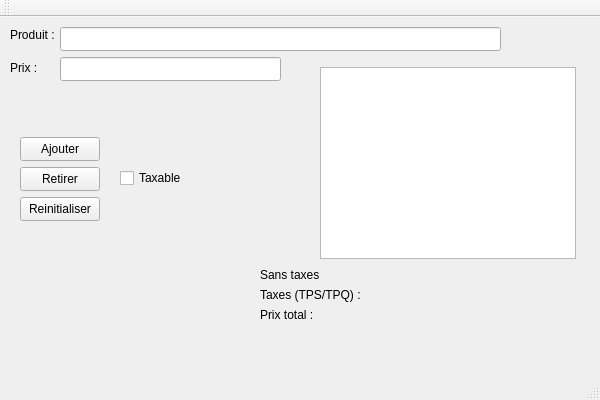
bryanTRX/TD6_1015_E24, file affichage.ui: the form before one commit.
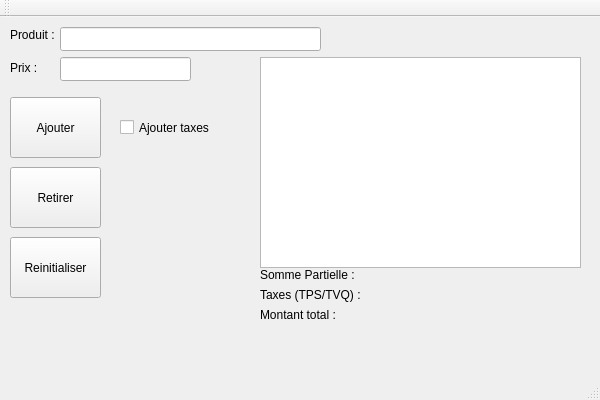
The form after the commit.

The edit to the form file:
```diff
--- a/affichage.ui
+++ b/affichage.ui
@@ -19,7 +19,7 @@
      <rect>
       <x>60</x>
       <y>10</y>
-      <width>441</width>
+      <width>261</width>
       <height>24</height>
      </rect>
     </property>
@@ -32,7 +32,7 @@
      <rect>
       <x>60</x>
       <y>40</y>
-      <width>221</width>
+      <width>131</width>
       <height>24</height>
      </rect>
     </property>
@@ -43,10 +43,10 @@
    <widget class="QPushButton" name="ajouterButton">
     <property name="geometry">
      <rect>
-      <x>20</x>
-      <y>120</y>
-      <width>80</width>
-      <height>24</height>
+      <x>10</x>
+      <y>80</y>
+      <width>91</width>
+      <height>61</height>
      </rect>
     </property>
     <property name="text">
@@ -56,10 +56,10 @@
    <widget class="QPushButton" name="retirerButton">
     <property name="geometry">
      <rect>
-      <x>20</x>
+      <x>10</x>
       <y>150</y>
-      <width>80</width>
-      <height>24</height>
+      <width>91</width>
+      <height>61</height>
      </rect>
     </property>
     <property name="text">
@@ -69,10 +69,10 @@
    <widget class="QPushButton" name="reinitialiserButton">
     <property name="geometry">
      <rect>
-      <x>20</x>
-      <y>180</y>
-      <width>80</width>
-      <height>24</height>
+      <x>10</x>
+      <y>220</y>
+      <width>91</width>
+      <height>61</height>
      </rect>
     </property>
     <property name="text">
@@ -83,22 +83,22 @@
     <property name="geometry">
      <rect>
       <x>120</x>
-      <y>150</y>
-      <width>77</width>
-      <height>22</height>
+      <y>80</y>
+      <width>91</width>
+      <height>61</height>
      </rect>
     </property>
     <property name="text">
-     <string>Taxable</string>
+     <string>Ajouter taxes</string>
     </property>
    </widget>
    <widget class="QListWidget" name="articlesList">
     <property name="geometry">
      <rect>
-      <x>320</x>
-      <y>50</y>
-      <width>256</width>
-      <height>192</height>
+      <x>260</x>
+      <y>40</y>
+      <width>321</width>
+      <height>211</height>
      </rect>
     </property>
    </widget>
@@ -107,12 +107,12 @@
      <rect>
       <x>260</x>
       <y>250</y>
-      <width>61</width>
+      <width>101</width>
       <height>16</height>
      </rect>
     </property>
     <property name="text">
-     <string>Sans taxes :</string>
+     <string>Somme Partielle :</string>
     </property>
    </widget>
    <widget class="QLabel" name="taxes">
@@ -125,7 +125,7 @@
      </rect>
     </property>
     <property name="text">
-     <string>Taxes (TPS/TPQ) :</string>
+     <string>Taxes (TPS/TVQ) :</string>
     </property>
    </widget>
    <widget class="QLabel" name="total">
@@ -133,12 +133,12 @@
      <rect>
       <x>260</x>
       <y>290</y>
-      <width>71</width>
+      <width>91</width>
       <height>16</height>
      </rect>
     </property>
     <property name="text">
-     <string>Prix total :</string>
+     <string>Montant total :</string>
     </property>
    </widget>
    <widget class="QLabel" name="produit">
@@ -170,7 +170,7 @@
    <widget class="QLabel" name="totalAvantTaxesLabel">
     <property name="geometry">
      <rect>
-      <x>330</x>
+      <x>360</x>
       <y>250</y>
       <width>49</width>
       <height>16</height>
@@ -196,7 +196,7 @@
    <widget class="QLabel" name="totalAPayerLabel">
     <property name="geometry">
      <rect>
-      <x>320</x>
+      <x>360</x>
       <y>290</y>
       <width>49</width>
       <height>16</height>
```
Left out of the diff: 2 changed lines with no effect on the pictures.
